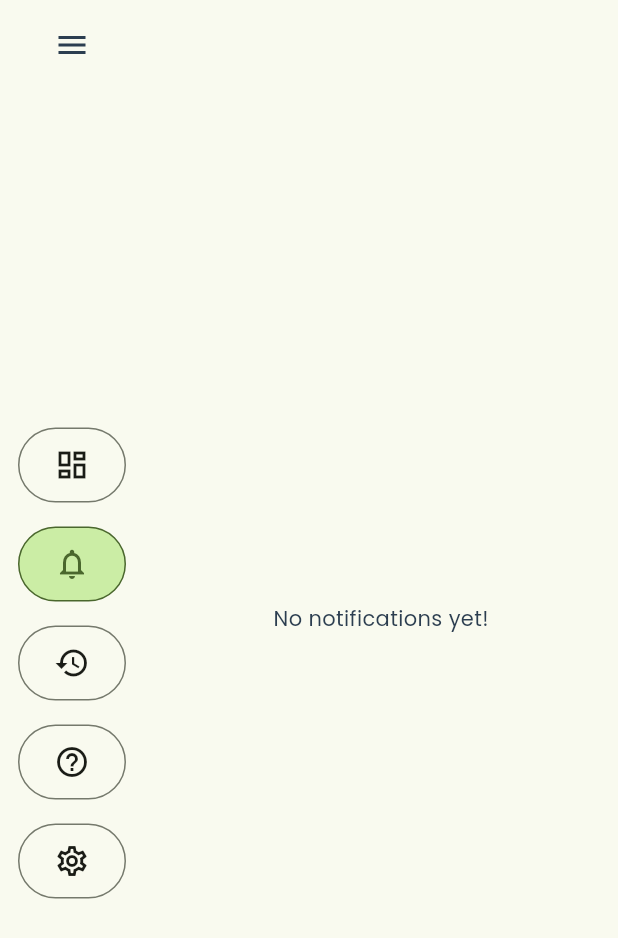
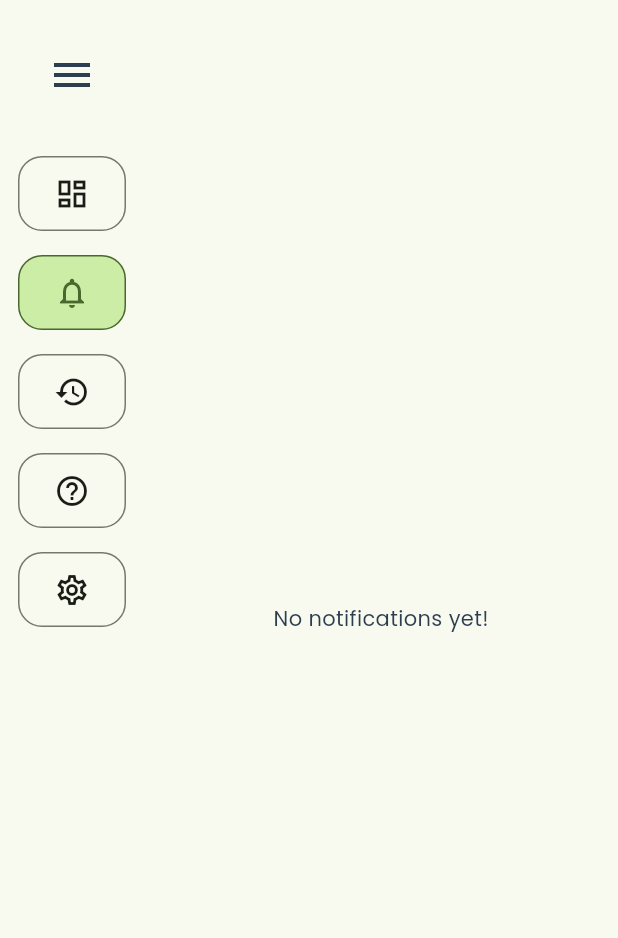
Before and after one commit to AusaHealth/ausa_device_v2, a Flutter app: the screen it shows after launch, after a tap on the "notifications" icon, on a phone screen of 412 x 824 dp. Shown: the top 938 px of the screen. Run offline on Flutter 3.47's test engine with Material 3 defaults, Android fonts, the phone set to English and light mode, and no system bars; our stand-ins replace google_fonts.

Commit message:
changed dashboard ui significantly

```diff
--- a/lib/widgets/misc/previous_scans_card.dart
+++ b/lib/widgets/misc/previous_scans_card.dart
@@ -57,11 +57,11 @@ class PreviousScansCard extends StatelessWidget {
           borderRadius: BorderRadius.circular(32),
         ),
         child: Padding(
-          padding: const EdgeInsets.fromLTRB(12, 24, 12, 8),
+          padding: const EdgeInsets.fromLTRB(24, 24, 24, 8),
           child: Column(
             children: [
               Padding(
-                padding: const EdgeInsets.symmetric(horizontal: 16),
+                padding: const EdgeInsets.symmetric(horizontal: 0),
                 child: Text(
                   'Previous Scans',
                   style: theme.textTheme.displayLarge,
--- a/lib/widgets/misc/previous_scans_reading.dart
+++ b/lib/widgets/misc/previous_scans_reading.dart
@@ -23,7 +23,7 @@ class PreviousScansReadingDashboard extends StatelessWidget {
     final theme = Theme.of(context);
 
     return Container(
-      margin: const EdgeInsets.symmetric(vertical: 4),
+      margin: const EdgeInsets.symmetric(vertical: 12),
       child: Container(
         padding: const EdgeInsets.symmetric(
           horizontal: 16,
--- a/lib/widgets/navbar/dashboard_side_navbar.dart
+++ b/lib/widgets/navbar/dashboard_side_navbar.dart
@@ -78,9 +78,10 @@ class _CollapsibleSideNavbarState extends State<CollapsibleSideNavbar>
                 child: Column(
                   children: [
                     SizedBox(
-                      height: 60,
+                      height: 100,
                       child: IconButton(
                         icon: AnimatedIcon(
+                          size: 32,
                           icon: AnimatedIcons.menu_close,
                           progress: _controller,
                         ),
@@ -91,7 +92,7 @@ class _CollapsibleSideNavbarState extends State<CollapsibleSideNavbar>
                     Expanded(
                       child: Center(
                         child: ListView(
-                          shrinkWrap: true,
+
                           padding: EdgeInsets.symmetric(
                             horizontal: _controller.value > 0.5 ? 8 : 4,
                           ),
--- a/lib/widgets/navbar/nav_item.dart
+++ b/lib/widgets/navbar/nav_item.dart
@@ -27,7 +27,7 @@ class NavItem extends StatelessWidget {
         child: AnimatedContainer(
           duration: const Duration(milliseconds: 200),
           decoration: BoxDecoration(
-            borderRadius: BorderRadius.circular(100),
+            borderRadius: BorderRadius.circular(16),
             color: isSelected
                 ? Theme.of(context).colorScheme.primaryContainer
                 : Colors.transparent,
```
